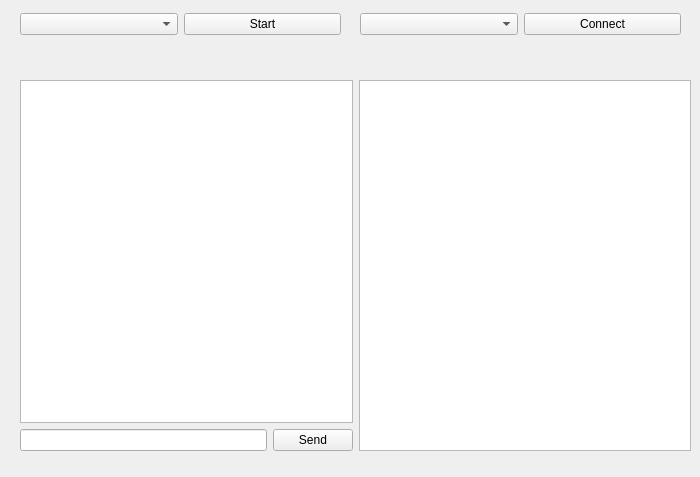
Above: EthernetViewer/mainwindow.ui from Chernobrovka/EthernetViewer before the change. Below: the same form after it.
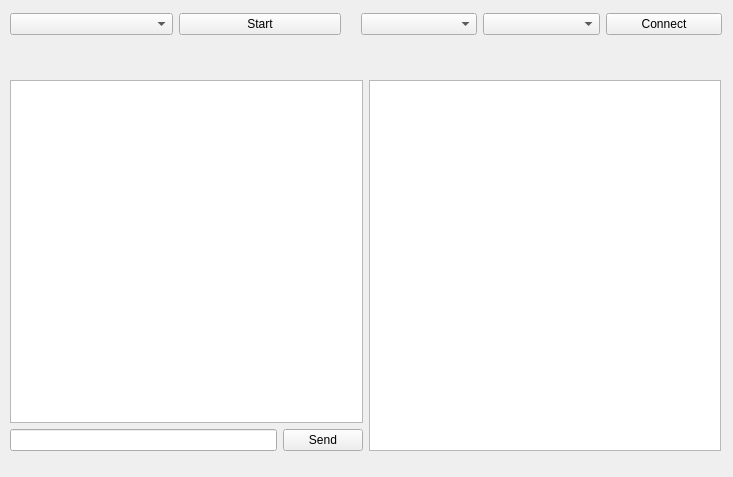
That is the form after the change.

Commit message: feat: add text box and uart modules

```diff
--- a/EthernetViewer/mainwindow.ui
+++ b/EthernetViewer/mainwindow.ui
@@ -6,7 +6,7 @@
    <rect>
     <x>0</x>
     <y>0</y>
-    <width>700</width>
+    <width>733</width>
     <height>477</height>
    </rect>
   </property>
@@ -17,31 +17,9 @@
    <widget class="QWidget" name="layoutWidget">
     <property name="geometry">
      <rect>
-      <x>360</x>
+      <x>10</x>
       <y>10</y>
-      <width>321</width>
-      <height>28</height>
-     </rect>
-    </property>
-    <layout class="QHBoxLayout" name="uartButtonLayout">
-     <item>
-      <widget class="QComboBox" name="comboBoxUartBaudrate"/>
-     </item>
-     <item>
-      <widget class="QPushButton" name="connectButtonUart">
-       <property name="text">
-        <string>Connect</string>
-       </property>
-      </widget>
-     </item>
-    </layout>
-   </widget>
-   <widget class="QWidget" name="layoutWidget">
-    <property name="geometry">
-     <rect>
-      <x>20</x>
-      <y>10</y>
-      <width>321</width>
+      <width>331</width>
       <height>28</height>
      </rect>
     </property>
@@ -61,9 +39,9 @@
    <widget class="QWidget" name="layoutWidget">
     <property name="geometry">
      <rect>
-      <x>20</x>
+      <x>10</x>
       <y>80</y>
-      <width>671</width>
+      <width>711</width>
       <height>371</height>
      </rect>
     </property>
@@ -94,6 +72,31 @@
      </item>
     </layout>
    </widget>
+   <widget class="QWidget" name="">
+    <property name="geometry">
+     <rect>
+      <x>361</x>
+      <y>10</y>
+      <width>361</width>
+      <height>28</height>
+     </rect>
+    </property>
+    <layout class="QHBoxLayout" name="horizontalLayout">
+     <item>
+      <widget class="QComboBox" name="comboBoxUartBaudrate"/>
+     </item>
+     <item>
+      <widget class="QComboBox" name="comboBoxUartPort"/>
+     </item>
+     <item>
+      <widget class="QPushButton" name="connectButtonUart">
+       <property name="text">
+        <string>Connect</string>
+       </property>
+      </widget>
+     </item>
+    </layout>
+   </widget>
   </widget>
  </widget>
  <resources/>
```
The commit also changes 8 other files.
